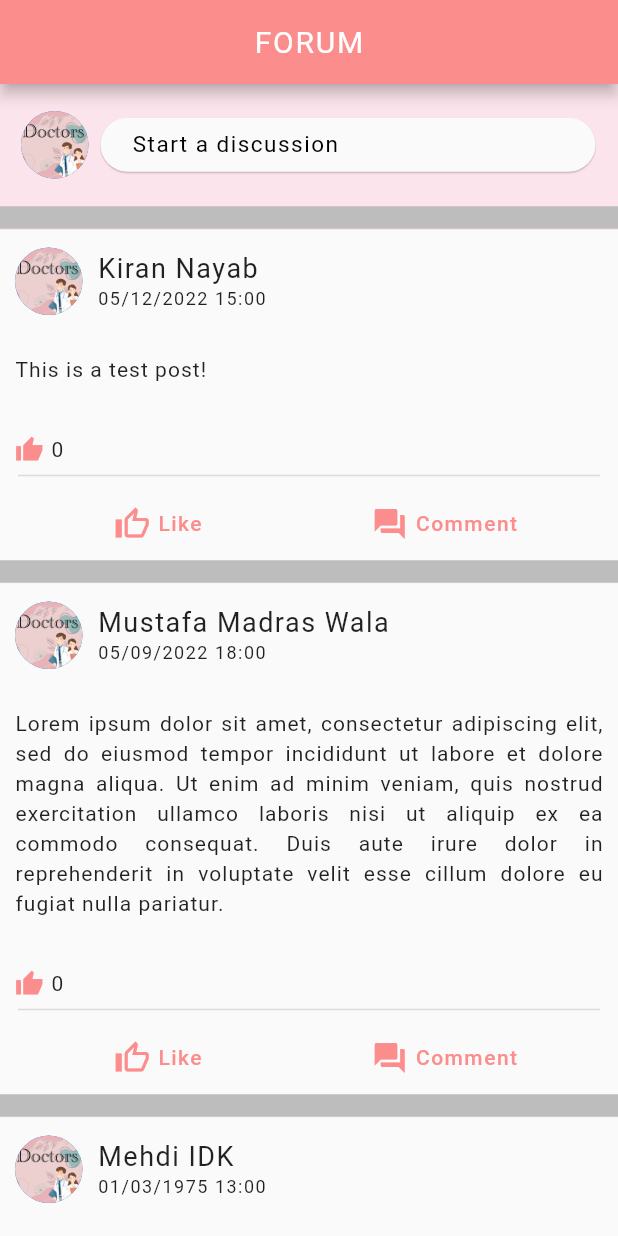
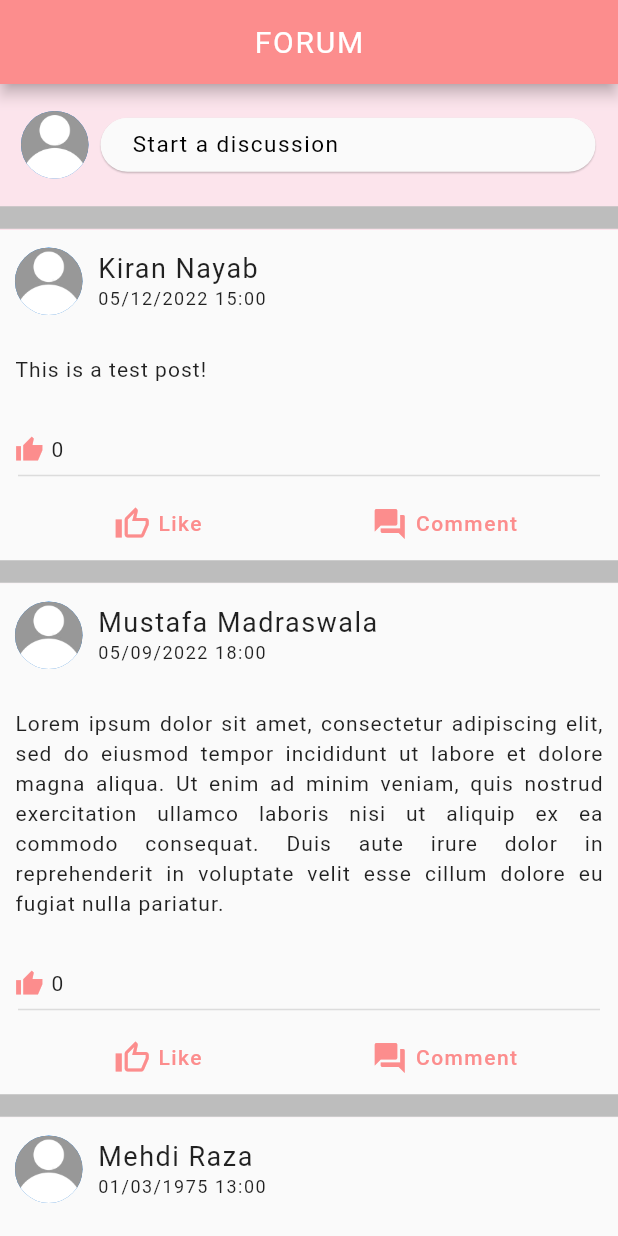
Before and after one commit to HRmemon/FiverrProject, a Flutter app: the NewPost screen opened directly, after a tap on "POST", on a phone screen of 412 x 824 dp. Run offline on Flutter 3.47's test engine with Material 2 defaults, Android fonts, the phone set to English and light mode, and no system bars; our stand-ins replace cloud_firestore, email_validator, firebase_core, flutter_svg, google_fonts, image_picker and 2 more; accounts and stored records are empty; project files that could hold a hidden picture were left out.

Commit message:
Add files via upload

```diff
--- a/lib/doctors/mental_health.dart
+++ b/lib/doctors/mental_health.dart
@@ -28,7 +28,7 @@ class MentalHealth extends StatelessWidget {
               height: 15,
             ),
             DoctorCard(
-              name: "Dr. John Cena",
+              name: "Tony Stark",
               stars: 5,
             ),
           ],
@@ -73,7 +73,7 @@ class DoctorCard extends StatelessWidget {
                 child: Row(
                   children: [
                     const CircleAvatar(
-                      backgroundImage: AssetImage("assets/DocButton.png"),
+                      backgroundImage: AssetImage("assets/default.png"),
                       radius: 28,
                     ),
                     const SizedBox(
--- a/lib/forums/forum_landing.dart
+++ b/lib/forums/forum_landing.dart
@@ -6,12 +6,12 @@ List items = [
       dateTime: "05/12/2022 15:00",
       body: "This is a test post!"),
   const ForumPost(
-      name: "Mustafa Madras Wala",
+      name: "Mustafa Madraswala",
       dateTime: "05/09/2022 18:00",
       body:
           "Lorem ipsum dolor sit amet, consectetur adipiscing elit, sed do eiusmod tempor incididunt ut labore et dolore magna aliqua. Ut enim ad minim veniam, quis nostrud exercitation ullamco laboris nisi ut aliquip ex ea commodo consequat. Duis aute irure dolor in reprehenderit in voluptate velit esse cillum dolore eu fugiat nulla pariatur."),
   const ForumPost(
-      name: "Mehdi IDK",
+      name: "Mehdi Raza",
       dateTime: "01/03/1975 13:00",
       body: "I also have a post :)"),
 ];
@@ -24,8 +24,6 @@ class ForumLanding extends StatefulWidget {
 }
 
 class _ForumLandingState extends State<ForumLanding> {
-
-
   @override
   Widget build(BuildContext context) {
     return Scaffold(
@@ -50,7 +48,7 @@ class _ForumLandingState extends State<ForumLanding> {
                   const Padding(
                     padding: EdgeInsets.fromLTRB(8.0, 8.0, 8.0, 8.0),
                     child: CircleAvatar(
-                      backgroundImage: AssetImage("assets/DocButton.png"),
+                      backgroundImage: AssetImage("assets/default.png"),
                       radius: 22.5,
                     ),
                   ),
@@ -147,8 +145,7 @@ class _ForumPostState extends State<ForumPost> {
                         Row(
                           children: [
                             const CircleAvatar(
-                              backgroundImage:
-                                  AssetImage("assets/DocButton.png"),
+                              backgroundImage: AssetImage("assets/default.png"),
                               radius: 22.5,
                             ),
                             const SizedBox(
@@ -306,7 +303,6 @@ class NewPost extends StatelessWidget {
 
   @override
   Widget build(BuildContext context) {
-
     TextEditingController _controller = TextEditingController();
 
     return Scaffold(
@@ -345,14 +341,14 @@ class NewPost extends StatelessWidget {
                             height: 5.0,
                           ),
                           CircleAvatar(
-                            backgroundImage: AssetImage("assets/DocButton.png"),
+                            backgroundImage: AssetImage("assets/default.png"),
                             radius: 25.0,
                           ),
                           SizedBox(
                             width: 10,
                           ),
                           Text(
-                            "Mustafa Madras Wala",
+                            "Kiran Nayab",
                             style: TextStyle(
                                 fontSize: 16.0,
                                 fontWeight: FontWeight.w400,
@@ -369,13 +365,12 @@ class NewPost extends StatelessWidget {
                         maxLines: null,
                         decoration: const InputDecoration(
                             focusedBorder: OutlineInputBorder(
-                              borderSide: BorderSide(color: Color(0xFFFC8D8D), width: 2.0)
-                            ),
+                                borderSide: BorderSide(
+                                    color: Color(0xFFFC8D8D), width: 2.0)),
                             enabledBorder: OutlineInputBorder(
-                              borderSide: BorderSide(color: Color(0xFFFC8D8D))
-                            ),
-                            hintText: "What's on your mind?"
-                        ),
+                                borderSide:
+                                    BorderSide(color: Color(0xFFFC8D8D))),
+                            hintText: "What's on your mind?"),
                       ),
                       const SizedBox(
                         height: 10,
@@ -385,12 +380,14 @@ class NewPost extends StatelessWidget {
                         children: [
                           ElevatedButton(
                             onPressed: () {
-                                  items.add(
-                                    ForumPost(name: "Mustafa Madras Wala", dateTime: "06/12/2022 11:30", body: _controller.text)
-                                  );
+                              items.add(ForumPost(
+                                  name: "Kiran Nayab",
+                                  dateTime: "06/12/2022 11:30",
+                                  body: _controller.text));
                               Navigator.of(context).pop();
                               Navigator.of(context).pop();
-                                  Navigator.of(context).push(MaterialPageRoute(builder: (context) => ForumLanding()));
+                              Navigator.of(context).push(MaterialPageRoute(
+                                  builder: (context) => ForumLanding()));
                             },
                             child: Text("POST"),
                             style: ElevatedButton.styleFrom(
--- a/lib/health_mart/health_mart.dart
+++ b/lib/health_mart/health_mart.dart
@@ -106,7 +106,7 @@ class DoctorCard extends StatelessWidget {
                 child: Row(
                   children: [
                     const CircleAvatar(
-                      backgroundImage: AssetImage("assets/DocButton.png"),
+                      backgroundImage: AssetImage("assets/default.png"),
                       radius: 28,
                     ),
                     const SizedBox(
--- a/lib/landing.dart
+++ b/lib/landing.dart
@@ -86,7 +86,7 @@ class LandingPage extends StatelessWidget {
                               ),
                               padding: EdgeInsets.zero),
                           child: Image.asset(
-                            "assets/ForumButtom.png",
+                            "assets/ForumButton.png",
                             fit: BoxFit.cover,
                           ),
                         ),
--- a/lib/simplelogin/components/forget_password_page.dart
+++ b/lib/simplelogin/components/forget_password_page.dart
@@ -67,8 +67,7 @@ class _ForgetPasswordPageState extends State<ForgetPasswordPage> {
                           alignment: Alignment.center,
                           child: GestureDetector(
                             onTap: () => {
-                              Navigator.push(
-                                  context,
+                              Navigator.of(context).pushReplacement(
                                   MaterialPageRoute(
                                       builder: (context) => const LoginPage()))
                             },
--- a/lib/simplelogin/components/signup_page.dart
+++ b/lib/simplelogin/components/signup_page.dart
@@ -176,8 +176,7 @@ class _SignupPageState extends State<SignupPage> {
                             ),
                             GestureDetector(
                               onTap: () => {
-                                Navigator.push(
-                                    context,
+                                Navigator.of(context).pushReplacement(
                                     MaterialPageRoute(
                                         builder: (context) =>
                                             const LoginPage()))
--- a/pubspec.yaml
+++ b/pubspec.yaml
@@ -107,6 +107,7 @@ flutter:
     - assets/mental.png
     - assets/mustafa.jpg
 
+    - assets/default.png
 
   fonts:
     - family: NotoSerif
```
Also changed, not shown: lib/doctors/gynacology.dart (+5 -5 lines), assets/default.png (added), pubspec.lock. Lines whose indentation alone changed are shown as unchanged.
